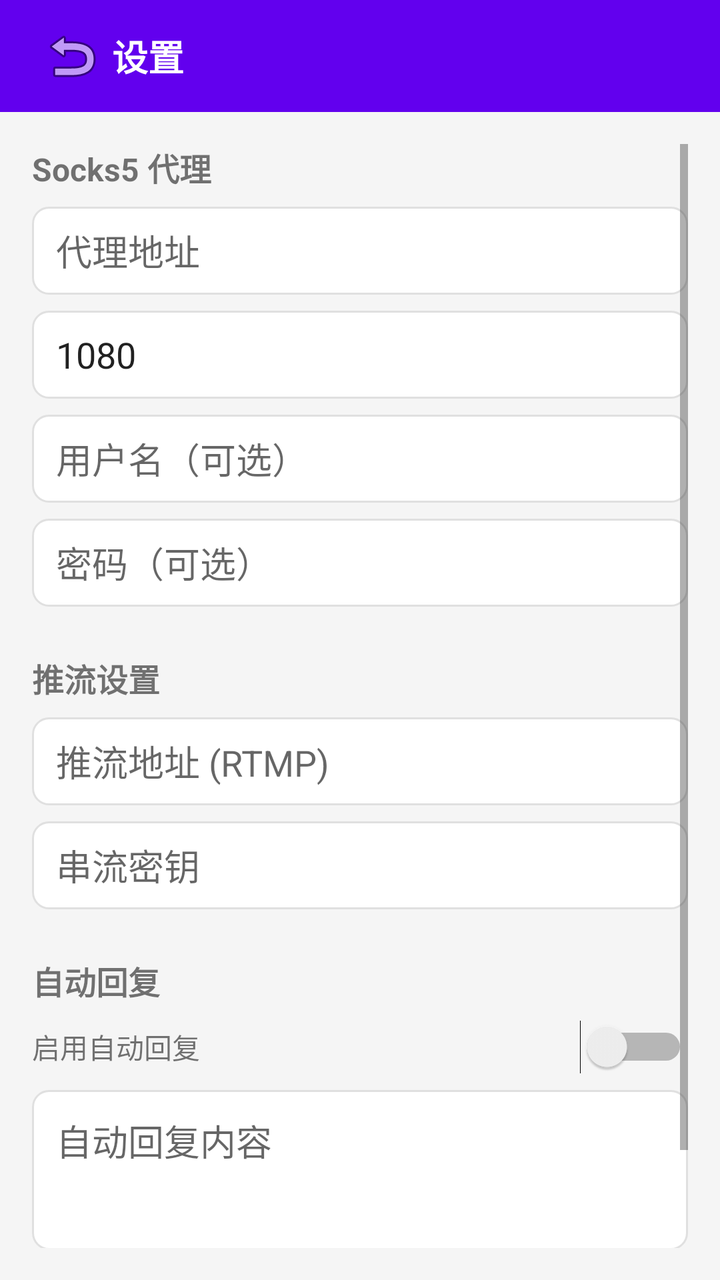
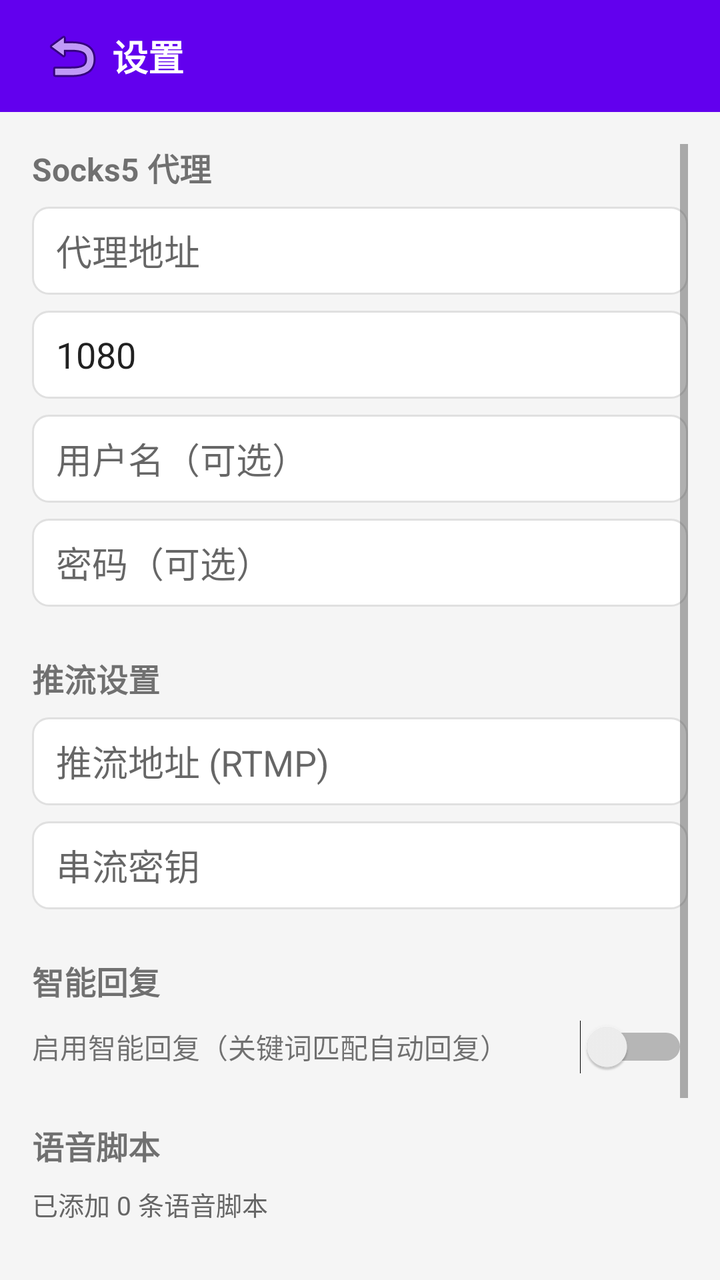

Before-and-after screenshots of an Android layout around one commit, followed by the original layout XML and the change that was made.
<!-- AndroidManifest.xml: application theme AppTheme -->
<!-- res/layout/activity_push_info_set.xml -->
<?xml version="1.0" encoding="utf-8"?>
<LinearLayout xmlns:android="http://schemas.android.com/apk/res/android"
    android:layout_width="match_parent"
    android:layout_height="match_parent"
    android:orientation="vertical"
    android:background="#F5F5F5">

    <LinearLayout
        android:layout_width="match_parent"
        android:layout_height="56dp"
        android:background="#FF6200EE"
        android:gravity="center_vertical"
        android:paddingHorizontal="16dp">
        <ImageButton android:id="@+id/btn_back"
            android:layout_width="40dp" android:layout_height="40dp"
            android:src="@android:drawable/ic_menu_revert"
            android:background="?attr/selectableItemBackgroundBorderless"/>
        <TextView
            android:layout_width="0dp" android:layout_height="wrap_content"
            android:layout_weight="1" android:text="设置"
            android:textColor="#FFFFFF" android:textSize="18sp" android:textStyle="bold"/>
    </LinearLayout>

    <ScrollView
        android:layout_width="match_parent"
        android:layout_height="0dp"
        android:layout_weight="1"
        android:padding="16dp">

        <LinearLayout
            android:layout_width="match_parent"
            android:layout_height="wrap_content"
            android:orientation="vertical">

            
            <TextView android:layout_width="wrap_content" android:layout_height="wrap_content"
                android:text="Socks5 代理" android:textSize="16sp" android:textStyle="bold"
                android:layout_marginBottom="8dp"/>

            <EditText android:id="@+id/et_proxy_host"
                android:layout_width="match_parent" android:layout_height="44dp"
                android:hint="代理地址" android:inputType="text"
                android:background="@drawable/item_bg" android:paddingHorizontal="12dp"/>

            <EditText android:id="@+id/et_proxy_port"
                android:layout_width="match_parent" android:layout_height="44dp"
                android:hint="端口" android:inputType="number" android:text="1080"
                android:background="@drawable/item_bg" android:paddingHorizontal="12dp"
                android:layout_marginTop="8dp"/>

            <EditText android:id="@+id/et_proxy_user"
                android:layout_width="match_parent" android:layout_height="44dp"
                android:hint="用户名（可选）" android:inputType="text"
                android:background="@drawable/item_bg" android:paddingHorizontal="12dp"
                android:layout_marginTop="8dp"/>

            <EditText android:id="@+id/et_proxy_pass"
                android:layout_width="match_parent" android:layout_height="44dp"
                android:hint="密码（可选）" android:inputType="textPassword"
                android:background="@drawable/item_bg" android:paddingHorizontal="12dp"
                android:layout_marginTop="8dp"/>

            
            <TextView android:layout_width="wrap_content" android:layout_height="wrap_content"
                android:text="推流设置" android:textSize="16sp" android:textStyle="bold"
                android:layout_marginTop="24dp" android:layout_marginBottom="8dp"/>

            <EditText android:id="@+id/et_push_url"
                android:layout_width="match_parent" android:layout_height="44dp"
                android:hint="推流地址 (RTMP)" android:inputType="textUri"
                android:background="@drawable/item_bg" android:paddingHorizontal="12dp"/>

            <EditText android:id="@+id/et_stream_key"
                android:layout_width="match_parent" android:layout_height="44dp"
                android:hint="串流密钥" android:inputType="textPassword"
                android:background="@drawable/item_bg" android:paddingHorizontal="12dp"
                android:layout_marginTop="8dp"/>

            
            <TextView android:layout_width="wrap_content" android:layout_height="wrap_content"
                android:text="自动回复" android:textSize="16sp" android:textStyle="bold"
                android:layout_marginTop="24dp" android:layout_marginBottom="8dp"/>

            <LinearLayout
                android:layout_width="match_parent" android:layout_height="wrap_content"
                android:orientation="horizontal" android:gravity="center_vertical">
                <TextView android:layout_width="0dp" android:layout_height="wrap_content"
                    android:layout_weight="1" android:text="启用自动回复"/>
                <Switch android:id="@+id/sw_auto_reply"
                    android:layout_width="wrap_content" android:layout_height="wrap_content"/>
            </LinearLayout>

            <EditText android:id="@+id/et_auto_reply_text"
                android:layout_width="match_parent" android:layout_height="80dp"
                android:hint="自动回复内容" android:inputType="textMultiLine"
                android:gravity="top" android:background="@drawable/item_bg"
                android:padding="12dp" android:layout_marginTop="8dp"/>

            <Button android:id="@+id/btn_save"
                android:layout_width="match_parent" android:layout_height="48dp"
                android:text="保存设置" android:layout_marginTop="24dp"/>
        </LinearLayout>
    </ScrollView>
</LinearLayout>
<!-- resources referenced by this layout -->
<resources>
  <!-- drawable item_bg (drawable) -->
  <?xml version="1.0" encoding="utf-8"?>
  <shape xmlns:android="http://schemas.android.com/apk/res/android"
      android:shape="rectangle">
      <solid android:color="#FFFFFF"/>
      <corners android:radius="8dp"/>
      <stroke android:width="1dp" android:color="#E0E0E0"/>
  </shape>
  <style name="AppTheme" parent="Theme.AppCompat.Light.NoActionBar">
          <item name="colorPrimary">#FF6200EE</item>
          <item name="colorPrimaryDark">#FF3700B3</item>
          <item name="colorAccent">#FF03DAC5</item>
      </style>
</resources>

<!-- the commit's change to res/layout/activity_push_info_set.xml (unified diff, before → after) -->
@@ -36,65 +36,88 @@
             <TextView android:layout_width="wrap_content" android:layout_height="wrap_content"
                 android:text="Socks5 代理" android:textSize="16sp" android:textStyle="bold"
                 android:layout_marginBottom="8dp"/>
-
             <EditText android:id="@+id/et_proxy_host"
                 android:layout_width="match_parent" android:layout_height="44dp"
                 android:hint="代理地址" android:inputType="text"
                 android:background="@drawable/item_bg" android:paddingHorizontal="12dp"/>
-
             <EditText android:id="@+id/et_proxy_port"
                 android:layout_width="match_parent" android:layout_height="44dp"
                 android:hint="端口" android:inputType="number" android:text="1080"
-                android:background="@drawable/item_bg" android:paddingHorizontal="12dp"
-                android:layout_marginTop="8dp"/>
-
+                android:background="@drawable/item_bg" android:paddingHorizontal="12dp" android:layout_marginTop="8dp"/>
             <EditText android:id="@+id/et_proxy_user"
                 android:layout_width="match_parent" android:layout_height="44dp"
                 android:hint="用户名（可选）" android:inputType="text"
-                android:background="@drawable/item_bg" android:paddingHorizontal="12dp"
-                android:layout_marginTop="8dp"/>
-
+                android:background="@drawable/item_bg" android:paddingHorizontal="12dp" android:layout_marginTop="8dp"/>
             <EditText android:id="@+id/et_proxy_pass"
                 android:layout_width="match_parent" android:layout_height="44dp"
                 android:hint="密码（可选）" android:inputType="textPassword"
-                android:background="@drawable/item_bg" android:paddingHorizontal="12dp"
-                android:layout_marginTop="8dp"/>
+                android:background="@drawable/item_bg" android:paddingHorizontal="12dp" android:layout_marginTop="8dp"/>
 
             
             <TextView android:layout_width="wrap_content" android:layout_height="wrap_content"
                 android:text="推流设置" android:textSize="16sp" android:textStyle="bold"
                 android:layout_marginTop="24dp" android:layout_marginBottom="8dp"/>
-
             <EditText android:id="@+id/et_push_url"
                 android:layout_width="match_parent" android:layout_height="44dp"
                 android:hint="推流地址 (RTMP)" android:inputType="textUri"
                 android:background="@drawable/item_bg" android:paddingHorizontal="12dp"/>
-
             <EditText android:id="@+id/et_stream_key"
                 android:layout_width="match_parent" android:layout_height="44dp"
                 android:hint="串流密钥" android:inputType="textPassword"
-                android:background="@drawable/item_bg" android:paddingHorizontal="12dp"
-                android:layout_marginTop="8dp"/>
+                android:background="@drawable/item_bg" android:paddingHorizontal="12dp" android:layout_marginTop="8dp"/>
 
             
             <TextView android:layout_width="wrap_content" android:layout_height="wrap_content"
-                android:text="自动回复" android:textSize="16sp" android:textStyle="bold"
+                android:text="智能回复" android:textSize="16sp" android:textStyle="bold"
                 android:layout_marginTop="24dp" android:layout_marginBottom="8dp"/>
-
             <LinearLayout
                 android:layout_width="match_parent" android:layout_height="wrap_content"
                 android:orientation="horizontal" android:gravity="center_vertical">
                 <TextView android:layout_width="0dp" android:layout_height="wrap_content"
-                    android:layout_weight="1" android:text="启用自动回复"/>
+                    android:layout_weight="1" android:text="启用智能回复（关键词匹配自动回复）"/>
                 <Switch android:id="@+id/sw_auto_reply"
                     android:layout_width="wrap_content" android:layout_height="wrap_content"/>
             </LinearLayout>
 
-            <EditText android:id="@+id/et_auto_reply_text"
-                android:layout_width="match_parent" android:layout_height="80dp"
-                android:hint="自动回复内容" android:inputType="textMultiLine"
-                android:gravity="top" android:background="@drawable/item_bg"
-                android:padding="12dp" android:layout_marginTop="8dp"/>
+            <LinearLayout android:id="@+id/ll_auto_reply_settings"
+                android:layout_width="match_parent" android:layout_height="wrap_content"
+                android:orientation="vertical" android:visibility="gone"
+                android:layout_marginTop="8dp">
+                <EditText android:id="@+id/et_auto_reply_keywords"
+                    android:layout_width="match_parent" android:layout_height="44dp"
+                    android:hint="触发关键词（逗号分隔）" android:inputType="text"
+                    android:text="你好,在吗,主播"
+                    android:background="@drawable/item_bg" android:paddingHorizontal="12dp"/>
+                <EditText android:id="@+id/et_auto_reply_text"
+                    android:layout_width="match_parent" android:layout_height="80dp"
+                    android:hint="回复内容" android:inputType="textMultiLine"
+                    android:gravity="top" android:background="@drawable/item_bg"
+                    android:padding="12dp" android:layout_marginTop="8dp"/>
+            </LinearLayout>
+
+            
+            <TextView android:layout_width="wrap_content" android:layout_height="wrap_content"
+                android:text="语音脚本" android:textSize="16sp" android:textStyle="bold"
+                android:layout_marginTop="24dp" android:layout_marginBottom="8dp"/>
+
+            <LinearLayout android:id="@+id/ll_voice_script"
+                android:layout_width="match_parent" android:layout_height="wrap_content"
+                android:orientation="vertical">
+                <TextView android:id="@+id/tv_voice_count"
+                    android:layout_width="wrap_content" android:layout_height="wrap_content"
+                    android:text="已添加 0 条语音脚本" android:textSize="13sp" android:textColor="#666666"/>
+                <LinearLayout
+                    android:layout_width="match_parent" android:layout_height="wrap_content"
+                    android:orientation="horizontal" android:layout_marginTop="8dp">
+                    <Button android:id="@+id/btn_add_voice"
+                        android:layout_width="0dp" android:layout_height="40dp"
+                        android:layout_weight="1" android:text="添加语音脚本" android:textSize="13sp"/>
+                    <Button android:id="@+id/btn_manage_voice"
+                        android:layout_width="0dp" android:layout_height="40dp"
+                        android:layout_weight="1" android:text="管理脚本" android:textSize="13sp"
+                        android:layout_marginStart="8dp"/>
+                </LinearLayout>
+            </LinearLayout>
 
             <Button android:id="@+id/btn_save"
                 android:layout_width="match_parent" android:layout_height="48dp"
